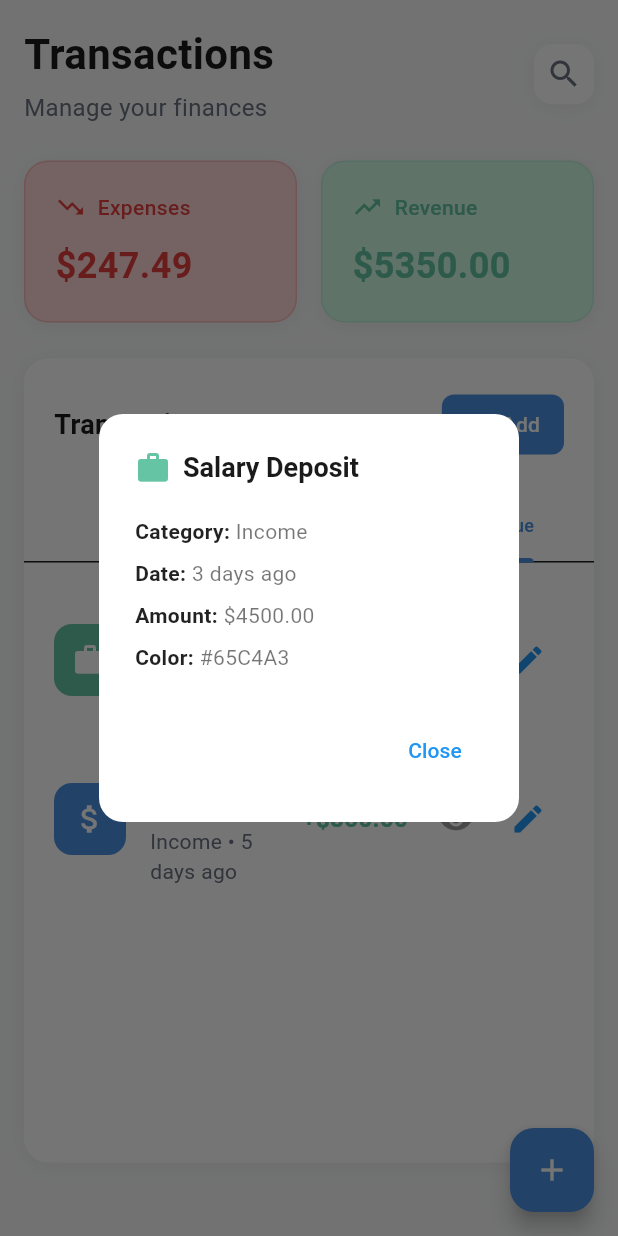
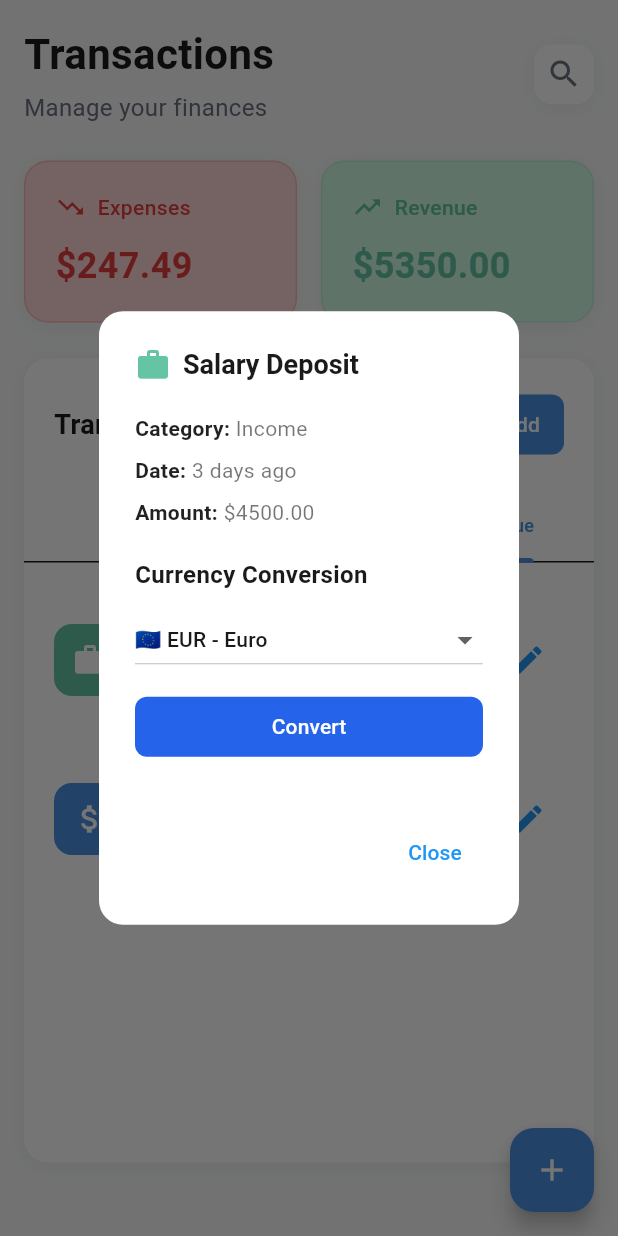
Before and after one commit to Ameni02/Mobile_Project_BrainStack_5SAE5, a Flutter app: the TransactionsPage screen opened directly, tab 3 chosen, after a tap on the "visibility" icon, on a phone screen of 412 x 824 dp. Run offline on Flutter 3.47's test engine with Material 3 defaults, Android fonts, the phone set to English and light mode, and no system bars; our stand-ins replace fl_chart, shared_preferences, syncfusion_flutter_charts; accounts and stored records are empty; network calls fail.

Commit message:
ajouter des api comme Conversion de devises Actualités financières Prix des cryptos

```diff
--- a/lib/home_page.dart
+++ b/lib/home_page.dart
@@ -7,6 +7,9 @@ import 'components/portfolio_header.dart';
 import 'components/quick_actions.dart';
 import 'components/spending_chart.dart';
 import 'components/recent_transactions.dart';
+import 'pages/news_page.dart';
+import 'pages/crypto_page.dart';
+
 
 class HomeScreen extends StatefulWidget {
   const HomeScreen({super.key});
@@ -23,6 +26,8 @@ class _HomeScreenState extends State<HomeScreen> {
     AnalyticsPage(),
     TransactionsPage(),
     ProfilePage(),
+    NewsPage(),
+    CryptoPage(),
   ];
 
   void _onItemTapped(int index) {
@@ -41,6 +46,8 @@ class _HomeScreenState extends State<HomeScreen> {
           NavigationDestination(icon: Icon(Icons.analytics_outlined), label: 'Analytics'),
           NavigationDestination(icon: Icon(Icons.attach_money_outlined), label: 'Transactions'),
           NavigationDestination(icon: Icon(Icons.person_outline), label: 'Profile'),
+          NavigationDestination(icon: Icon(Icons.article_outlined), label: 'News'),
+          NavigationDestination(icon: Icon(Icons.currency_bitcoin_outlined), label: 'Crypto'),
         ],
       ),
     );
--- a/lib/pages/transactions_page.dart
+++ b/lib/pages/transactions_page.dart
@@ -1,6 +1,8 @@
 import 'package:flutter/material.dart';
 import '../models/transaction_data.dart';
 import '../components/add_transaction_dialog.dart';
+import '../services/exchange_rate_service.dart';
+
 
 class TransactionsPage extends StatefulWidget {
   const TransactionsPage({super.key});
@@ -381,13 +383,35 @@ class _TransactionsPageState extends State<TransactionsPage> with TickerProvider
     showDialog(
       context: context,
       builder: (context) {
+        String selectedCurrency = "EUR";
+        double? convertedAmount;
+        bool isLoading = false;
+
+        return StatefulBuilder(
+          builder: (context, setState) {
+            Future<void> convert() async {
+              setState(() => isLoading = true);
+              final result = await ExchangeRateService.convertCurrency(
+                transaction.amount,
+                "USD", // devise source par défaut
+                selectedCurrency,
+              );
+              setState(() {
+                convertedAmount = result;
+                isLoading = false;
+              });
+            }
+
             return AlertDialog(
               shape: RoundedRectangleBorder(
                 borderRadius: BorderRadius.circular(16),
               ),
               title: Row(
                 children: [
-              Icon(transaction.icon, color: Color(int.parse(transaction.color.replaceAll('#', '0xFF')))),
+                  Icon(
+                    transaction.icon,
+                    color: Color(int.parse(transaction.color.replaceAll('#', '0xFF'))),
+                  ),
                   const SizedBox(width: 8),
                   Text(transaction.name),
                 ],
@@ -400,22 +424,70 @@ class _TransactionsPageState extends State<TransactionsPage> with TickerProvider
                     _buildDetailRow("Category", transaction.category),
                     _buildDetailRow("Date", transaction.date),
                     _buildDetailRow("Amount", "\$${transaction.amount.toStringAsFixed(2)}"),
-                _buildDetailRow("Color", transaction.color),
+                    const SizedBox(height: 16),
 
-                // ✅ Afficher les champs dynamiques supplémentaires
-                if (transaction.extraFields != null && transaction.extraFields!.isNotEmpty)
-                  const Padding(
-                    padding: EdgeInsets.only(top: 8),
-                    child: Text(
-                      "Additional Details",
-                      style: TextStyle(
-                        fontWeight: FontWeight.bold,
-                        fontSize: 16,
-                        color: Colors.black87,
+                    // ✅ Section conversion de devise
+                    const Text(
+                      "Currency Conversion",
+                      style: TextStyle(fontWeight: FontWeight.bold, fontSize: 16),
+                    ),
+                    const SizedBox(height: 8),
+
+                    // Dropdown responsive
+                    DropdownButton<String>(
+                      isExpanded: true, // prend toute la largeur
+                      value: selectedCurrency,
+                      items: const [
+                        DropdownMenuItem(value: "EUR", child: Text("🇪🇺 EUR - Euro")),
+                        DropdownMenuItem(value: "TND", child: Text("🇹🇳 TND - Dinar tunisien")),
+                        DropdownMenuItem(value: "GBP", child: Text("🇬🇧 GBP - Livre sterling")),
+                        DropdownMenuItem(value: "JPY", child: Text("🇯🇵 JPY - Yen japonais")),
+                        DropdownMenuItem(value: "USD", child: Text("🇺🇸 USD - Dollar américain")),
+                        DropdownMenuItem(value: "CAD", child: Text("🇨🇦 CAD - Dollar canadien")),
+                        DropdownMenuItem(value: "CHF", child: Text("🇨🇭 CHF - Franc suisse")),
+                        DropdownMenuItem(value: "SEK", child: Text("🇸🇪 SEK - Couronne suédoise")),
+                        DropdownMenuItem(value: "SAR", child: Text("🇸🇦 SAR - Riyal saoudien")),
+                        DropdownMenuItem(value: "MAD", child: Text("🇲🇦 MAD - Dirham marocain")),
+                        DropdownMenuItem(value: "DZD", child: Text("🇩🇿 DZD - Dinar algérien")),
+                        DropdownMenuItem(value: "EGP", child: Text("🇪🇬 EGP - Livre égyptienne")),
+                        DropdownMenuItem(value: "CNY", child: Text("🇨🇳 CNY - Yuan chinois")),
+                        DropdownMenuItem(value: "INR", child: Text("🇮🇳 INR - Roupie indienne")),
+                      ],
+                      onChanged: (value) {
+                        if (value != null) {
+                          setState(() {
+                            selectedCurrency = value;
+                            convertedAmount = null;
+                          });
+                        }
+                      },
+                    ),
+
+                    const SizedBox(height: 10),
+
+                    // Bouton Convert sur nouvelle ligne, full width
+                    SizedBox(
+                      width: double.infinity,
+                      child: ElevatedButton(
+                        onPressed: convert,
+                        child: const Text("Convert"),
                       ),
                     ),
+
+                    const SizedBox(height: 12),
+
+                    // Résultat conversion
+                    if (isLoading)
+                      const Center(child: CircularProgressIndicator())
+                    else if (convertedAmount != null)
+                      Text(
+                        "→ ${convertedAmount!.toStringAsFixed(2)} $selectedCurrency",
+                        style: const TextStyle(
+                          fontSize: 18,
+                          fontWeight: FontWeight.bold,
+                          color: Colors.blue,
                         ),
-                ...transaction.extraFields!.entries.map((e) => _buildDetailRow(e.key, e.value.toString())),
+                      ),
                   ],
                 ),
               ),
@@ -428,7 +500,10 @@ class _TransactionsPageState extends State<TransactionsPage> with TickerProvider
             );
           },
         );
+      },
+    );
   }
+
 
   void showEditTransactionDialog(Transaction transaction) {
     final nameController = TextEditingController(text: transaction.name);
--- a/pubspec.yaml
+++ b/pubspec.yaml
@@ -31,6 +31,10 @@ dependencies:
   flutter:
     sdk: flutter
   shared_preferences: ^2.2.0
+  http: ^1.2.0
+  url_launcher: ^6.1.10
+  syncfusion_flutter_charts: ^31.2.5
+
 
   # The following adds the Cupertino Icons font to your application.
   # Use with the CupertinoIcons class for iOS style icons.
```
Also changed, not shown: lib/pages/crypto_page.dart (added, +129 -0 lines), lib/pages/news_page.dart (added, +67 -0 lines), lib/services/crypto_service.dart (added, +48 -0 lines), lib/services/exchange_rate_service.dart (added, +55 -0 lines), lib/services/news_service.dart (added, +31 -0 lines), pubspec.lock, 2 other files. Lines whose indentation alone changed are shown as unchanged.
